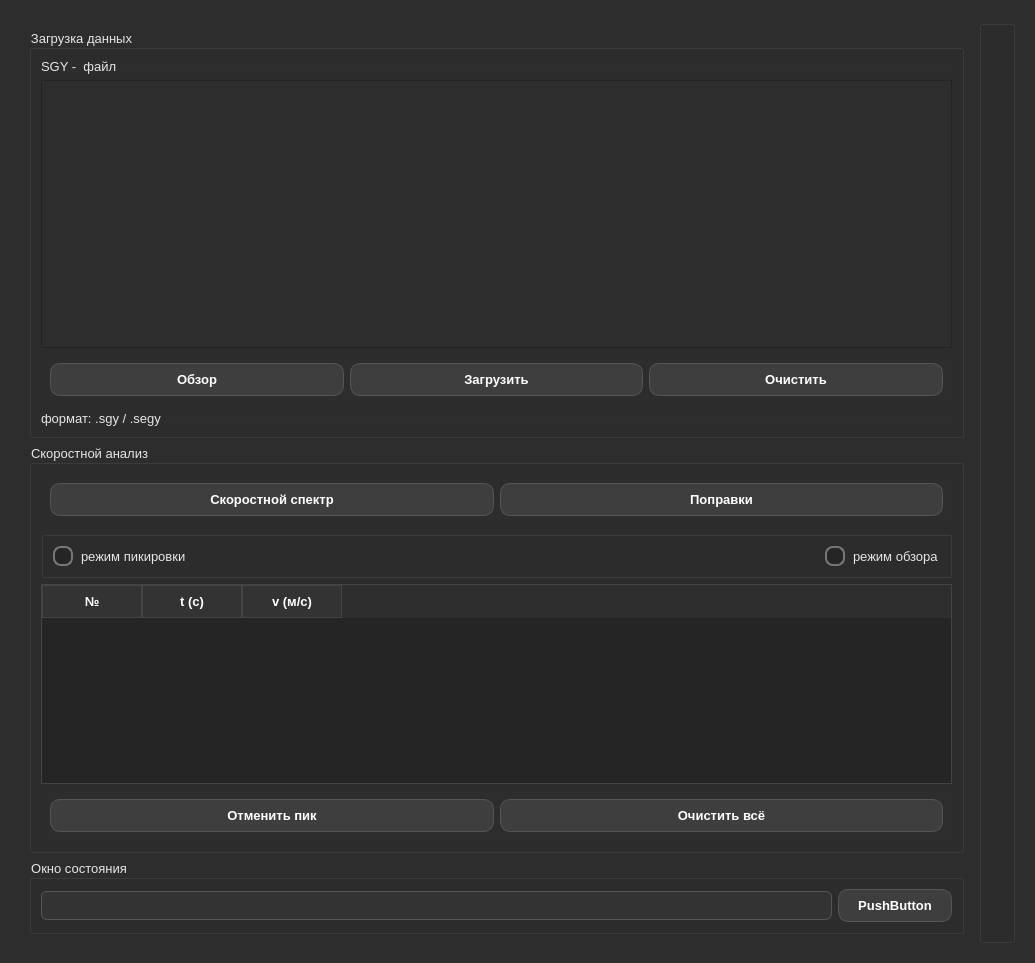
gasng/SeismicTools, file seismictools/apps/NMO_Worker/UI/Settings/NMOWidget.ui: the form before one commit.
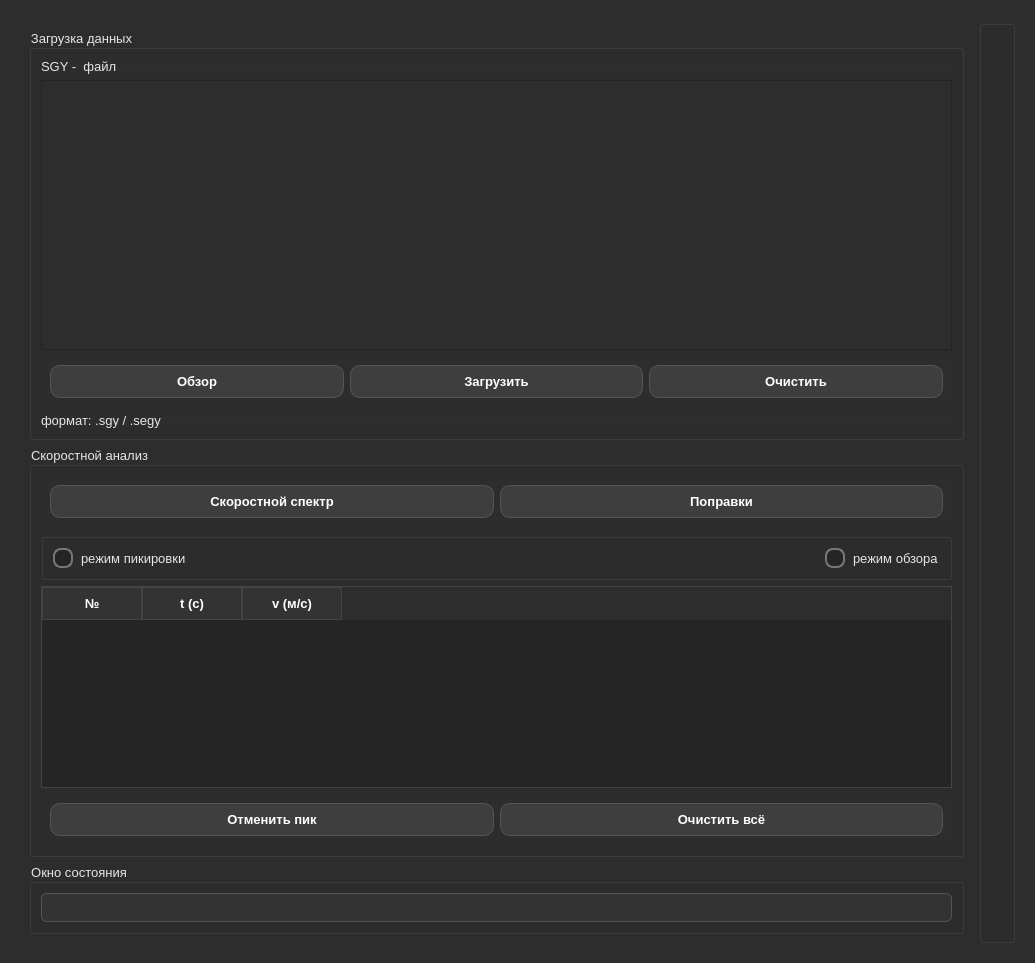
The form after the commit.

Commit message: Немного поменял дизайн окна

```diff
--- a/seismictools/apps/NMO_Worker/UI/Settings/NMOWidget.ui
+++ b/seismictools/apps/NMO_Worker/UI/Settings/NMOWidget.ui
@@ -316,13 +316,6 @@
             <item>
              <widget class="QLineEdit" name="MessageLine"/>
             </item>
-            <item>
-             <widget class="QPushButton" name="MessageBtn">
-              <property name="text">
-               <string>PushButton</string>
-              </property>
-             </widget>
-            </item>
            </layout>
           </widget>
          </item>
```
The commit also changes 1 other file.
